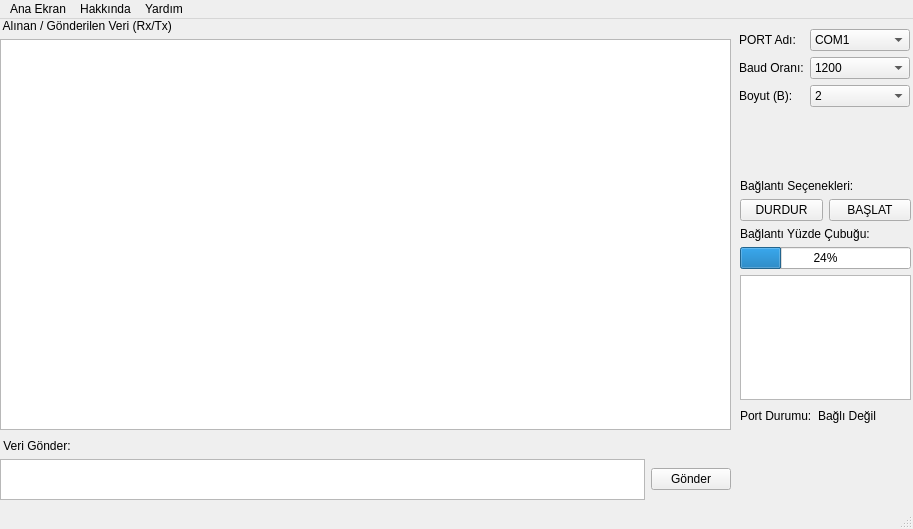
Old version of the form qt.ui in the repository mcagriaksoy/Serial-Communication-GUI-Program.
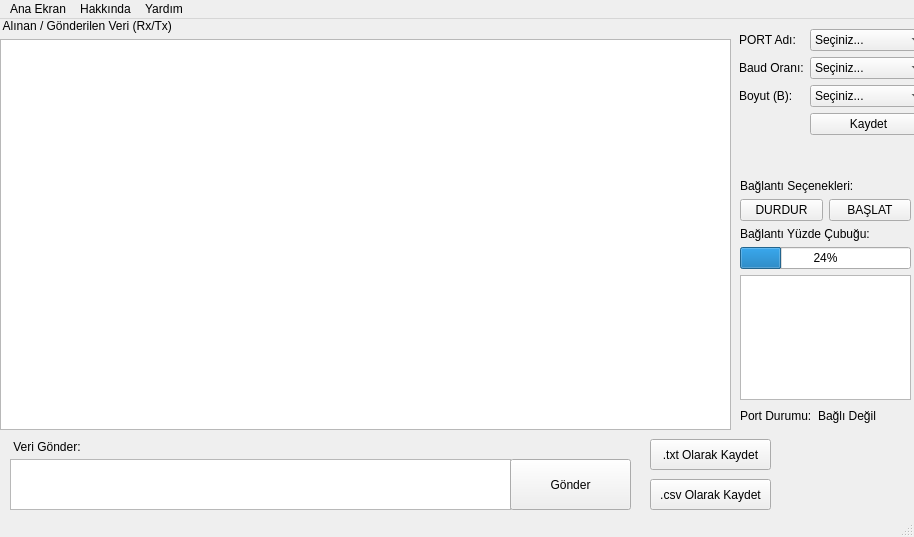
New version of the form. Icons and pictures are not drawn.

Commit message:
multitasking by qthread
multitasking by qthread

The edit to the form file:
```diff
--- a/qt.ui
+++ b/qt.ui
@@ -6,8 +6,8 @@
    <rect>
     <x>0</x>
     <y>0</y>
-    <width>913</width>
-    <height>529</height>
+    <width>914</width>
+    <height>537</height>
    </rect>
   </property>
   <property name="windowTitle">
@@ -17,9 +17,9 @@
    <widget class="QLabel" name="label">
     <property name="geometry">
      <rect>
-      <x>740</x>
+      <x>780</x>
       <y>420</y>
-      <width>161</width>
+      <width>121</width>
       <height>71</height>
      </rect>
     </property>
@@ -38,8 +38,8 @@
      <rect>
       <x>739</x>
       <y>10</y>
-      <width>171</width>
-      <height>146</height>
+      <width>188</width>
+      <height>141</height>
      </rect>
     </property>
     <layout class="QFormLayout" name="formLayout">
@@ -51,7 +51,32 @@
       </widget>
      </item>
      <item row="0" column="1">
-      <widget class="QComboBox" name="combo">
+      <widget class="QComboBox" name="comboBox_0">
+       <item>
+        <property name="text">
+         <string>Seçiniz...</string>
+        </property>
+       </item>
+       <item>
+        <property name="text">
+         <string>/dev/ttyUSB0</string>
+        </property>
+       </item>
+       <item>
+        <property name="text">
+         <string>/dev/ttyUSB1</string>
+        </property>
+       </item>
+       <item>
+        <property name="text">
+         <string>/dev/ttyUSB2</string>
+        </property>
+       </item>
+       <item>
+        <property name="text">
+         <string>/dev/tty</string>
+        </property>
+       </item>
        <item>
         <property name="text">
          <string>COM1</string>
@@ -102,7 +127,12 @@
       </widget>
      </item>
      <item row="1" column="1">
-      <widget class="QComboBox" name="comboBox">
+      <widget class="QComboBox" name="comboBox_1">
+       <item>
+        <property name="text">
+         <string>Seçiniz...</string>
+        </property>
+       </item>
        <item>
         <property name="text">
          <string>1200</string>
@@ -154,6 +184,11 @@
      </item>
      <item row="2" column="1">
       <widget class="QComboBox" name="comboBox_2">
+       <item>
+        <property name="text">
+         <string>Seçiniz...</string>
+        </property>
+       </item>
        <item>
         <property name="text">
          <string>2</string>
@@ -186,6 +221,13 @@
        </item>
       </widget>
      </item>
+     <item row="3" column="1">
+      <widget class="QPushButton" name="pushButton_4">
+       <property name="text">
+        <string>Kaydet</string>
+       </property>
+      </widget>
+     </item>
     </layout>
    </widget>
    <widget class="QWidget" name="gridLayoutWidget">
@@ -239,35 +281,6 @@
      </item>
     </layout>
    </widget>
-   <widget class="QWidget" name="gridLayoutWidget_3">
-    <property name="geometry">
-     <rect>
-      <x>0</x>
-      <y>420</y>
-      <width>731</width>
-      <height>61</height>
-     </rect>
-    </property>
-    <layout class="QGridLayout" name="gridLayout_3">
-     <item row="1" column="0">
-      <widget class="QTextEdit" name="textEdit_2"/>
-     </item>
-     <item row="0" column="0">
-      <widget class="QLabel" name="label_9">
-       <property name="text">
-        <string> Veri Gönder:</string>
-       </property>
-      </widget>
-     </item>
-     <item row="1" column="1">
-      <widget class="QPushButton" name="pushButton_3">
-       <property name="text">
-        <string>Gönder</string>
-       </property>
-      </widget>
-     </item>
-    </layout>
-   </widget>
    <widget class="QWidget" name="verticalLayoutWidget">
     <property name="geometry">
      <rect>
@@ -322,13 +335,75 @@
      </item>
     </layout>
    </widget>
+   <widget class="QPushButton" name="pushButton_5">
+    <property name="geometry">
+     <rect>
+      <x>650</x>
+      <y>420</y>
+      <width>121</width>
+      <height>31</height>
+     </rect>
+    </property>
+    <property name="text">
+     <string>.txt Olarak Kaydet</string>
+    </property>
+   </widget>
+   <widget class="QPushButton" name="pushButton_6">
+    <property name="geometry">
+     <rect>
+      <x>650</x>
+      <y>460</y>
+      <width>121</width>
+      <height>31</height>
+     </rect>
+    </property>
+    <property name="text">
+     <string>.csv Olarak Kaydet</string>
+    </property>
+   </widget>
+   <widget class="QLabel" name="label_9">
+    <property name="geometry">
+     <rect>
+      <x>10</x>
+      <y>420</y>
+      <width>451</width>
+      <height>16</height>
+     </rect>
+    </property>
+    <property name="text">
+     <string> Veri Gönder:</string>
+    </property>
+   </widget>
+   <widget class="QTextEdit" name="textEdit_2">
+    <property name="geometry">
+     <rect>
+      <x>10</x>
+      <y>440</y>
+      <width>501</width>
+      <height>51</height>
+     </rect>
+    </property>
+   </widget>
+   <widget class="QPushButton" name="pushButton_3">
+    <property name="geometry">
+     <rect>
+      <x>510</x>
+      <y>440</y>
+      <width>121</width>
+      <height>51</height>
+     </rect>
+    </property>
+    <property name="text">
+     <string>Gönder</string>
+    </property>
+   </widget>
   </widget>
   <widget class="QMenuBar" name="menubar">
    <property name="geometry">
     <rect>
      <x>0</x>
      <y>0</y>
-     <width>913</width>
+     <width>914</width>
      <height>21</height>
     </rect>
    </property>
```
Left out of the diff: 22 changed lines with no effect on the pictures. The commit also changes 2 other files.
